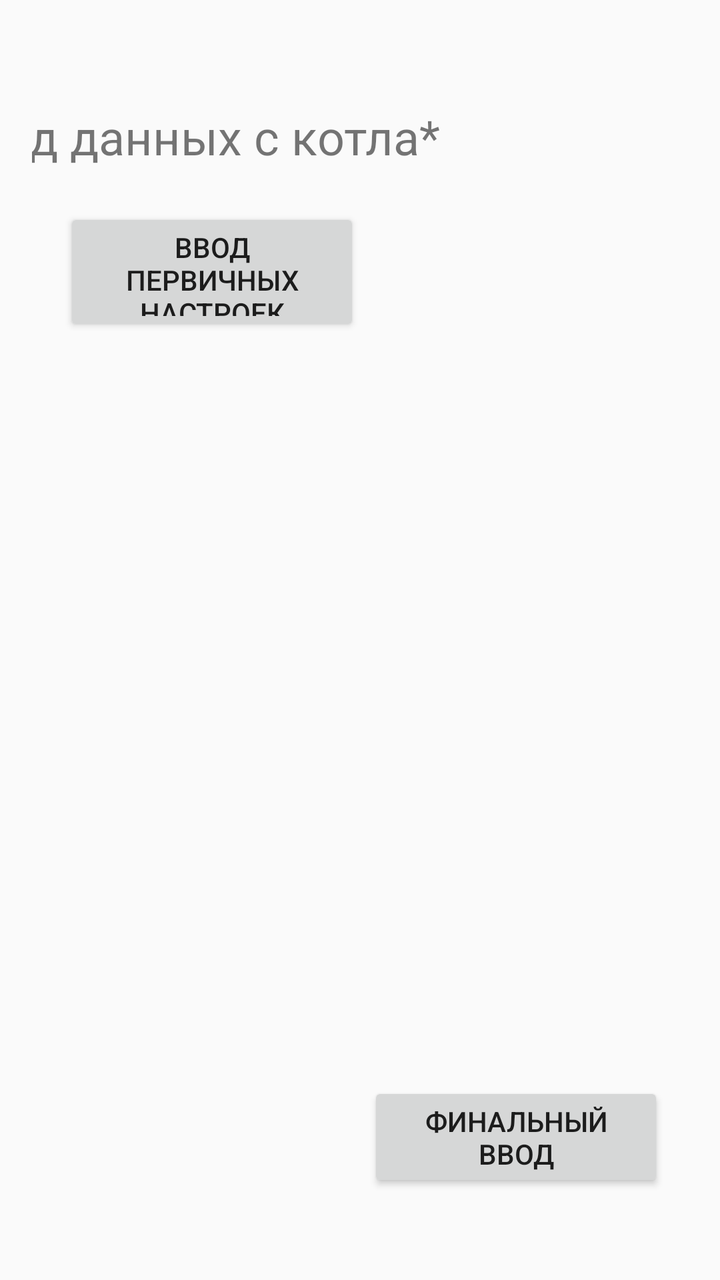
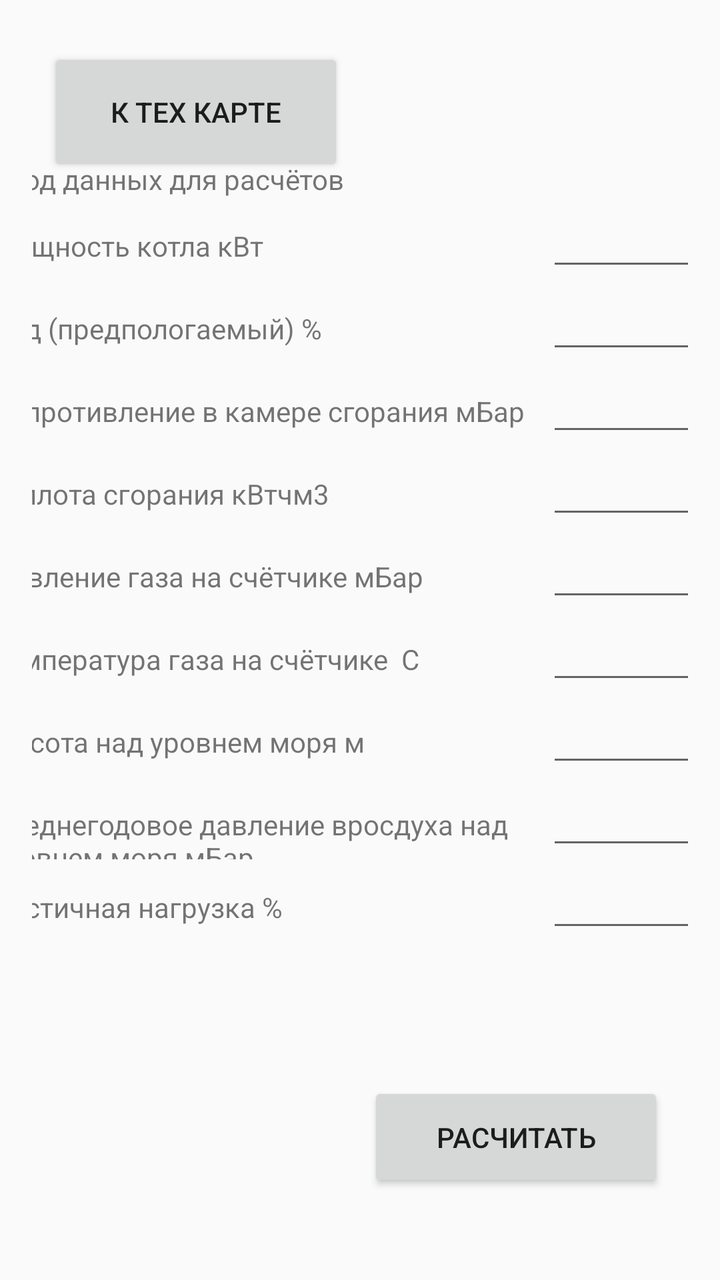

Screens rendered from an Android XML layout before and after an edit, with the pre-edit source and the edit as a unified diff.
<!-- AndroidManifest.xml: application theme Theme.AppCompat.Light.DarkActionBar -->
<!-- res/layout/activity_data_input.xml -->
<?xml version="1.0" encoding="utf-8"?>
<androidx.constraintlayout.widget.ConstraintLayout xmlns:android="http://schemas.android.com/apk/res/android"
    xmlns:app="http://schemas.android.com/apk/res-auto"
    xmlns:tools="http://schemas.android.com/tools"
    android:layout_width="match_parent"
    android:layout_height="match_parent"
    android:orientation="vertical"
    android:gravity="center"
    android:padding="16dp">

    <TextView
        android:layout_width="wrap_content"
        android:layout_height="wrap_content"
        android:layout_marginTop="36dp"
        android:layout_marginEnd="124dp"
        android:text="ввод данных с котла*"
        android:textSize="24sp"
        app:layout_constraintEnd_toEndOf="parent"
        app:layout_constraintTop_toTopOf="parent"
        tools:ignore="MissingConstraints" />

    <Button
        android:id="@+id/btn_to_pasport_of_object"
        android:layout_width="148dp"
        android:layout_height="64dp"
        android:layout_marginStart="16dp"
        android:layout_marginTop="88dp"
        android:text="ввод первичных настроек"
        app:layout_constraintStart_toStartOf="parent"
        app:layout_constraintTop_toTopOf="parent"
        tools:ignore="MissingConstraints" />

    <Button
        android:id="@+id/btn_to_result_data"
        android:layout_width="148dp"
        android:layout_height="55dp"
        android:layout_marginEnd="12dp"
        android:layout_marginBottom="28dp"
        android:text="финальный ввод"
        app:layout_constraintBottom_toBottomOf="parent"
        app:layout_constraintEnd_toEndOf="parent"
        tools:ignore="MissingConstraints" />

</androidx.constraintlayout.widget.ConstraintLayout>
<!-- resources referenced by this layout -->
<resources>

</resources>

<!-- the commit's change to res/layout/activity_data_input.xml (unified diff, before → after) -->
@@ -8,24 +8,13 @@
     android:gravity="center"
     android:padding="16dp">
 
-    <TextView
-        android:layout_width="wrap_content"
-        android:layout_height="wrap_content"
-        android:layout_marginTop="36dp"
-        android:layout_marginEnd="124dp"
-        android:text="ввод данных с котла*"
-        android:textSize="24sp"
-        app:layout_constraintEnd_toEndOf="parent"
-        app:layout_constraintTop_toTopOf="parent"
-        tools:ignore="MissingConstraints" />
-
     <Button
         android:id="@+id/btn_to_pasport_of_object"
         android:layout_width="148dp"
         android:layout_height="64dp"
-        android:layout_marginStart="16dp"
-        android:layout_marginTop="88dp"
-        android:text="ввод первичных настроек"
+        android:layout_marginStart="8dp"
+        android:layout_marginTop="8dp"
+        android:text="к тех карте"
         app:layout_constraintStart_toStartOf="parent"
         app:layout_constraintTop_toTopOf="parent"
         tools:ignore="MissingConstraints" />
@@ -36,9 +25,199 @@
         android:layout_height="55dp"
         android:layout_marginEnd="12dp"
         android:layout_marginBottom="28dp"
-        android:text="финальный ввод"
+        android:text="расчитать"
         app:layout_constraintBottom_toBottomOf="parent"
         app:layout_constraintEnd_toEndOf="parent"
         tools:ignore="MissingConstraints" />
+    <ScrollView
+        android:layout_width="370dp"
+        android:layout_height="480dp"
+        app:layout_constraintBottom_toBottomOf="parent"
+        app:layout_constraintEnd_toEndOf="parent"
+        app:layout_constraintStart_toStartOf="parent"
+        app:layout_constraintTop_toTopOf="parent">
+
+        <LinearLayout
+            android:layout_width="match_parent"
+            android:layout_height="wrap_content"
+            android:orientation="vertical" >
+
+            <TextView
+                android:id="@+id/textPsportDat"
+                android:layout_width="match_parent"
+                android:layout_height="wrap_content"
+                android:text="Ввод данных для расчётов" />
+
+            <LinearLayout
+                android:layout_width="match_parent"
+                android:layout_height="match_parent"
+                android:orientation="horizontal">
+
+                <TextView
+                    android:id="@+id/pPowerOfBurner"
+                    android:layout_width="278dp"
+                    android:layout_height="wrap_content"
+                    android:text="Мощность котла кВт" />
+                <EditText
+                    android:id="@+id/edPowerOfBurner"
+                    android:layout_width="match_parent"
+                    android:layout_height="wrap_content"
+                    android:ems="10"
+                    android:inputType="text"
+                    android:text="" />
+            </LinearLayout>
+            <LinearLayout
+                android:layout_width="match_parent"
+                android:layout_height="match_parent"
+                android:orientation="horizontal">
+
+                <TextView
+                    android:id="@+id/pKpdOfBurner"
+                    android:layout_width="278dp"
+                    android:layout_height="wrap_content"
+                    android:text="Кпд (предпологаемый) %" />
+                <EditText
+                    android:id="@+id/edKpdOfBurner"
+                    android:layout_width="match_parent"
+                    android:layout_height="wrap_content"
+                    android:ems="10"
+                    android:inputType="text"
+                    android:text="" />
+            </LinearLayout>
+            <LinearLayout
+                android:layout_width="match_parent"
+                android:layout_height="match_parent"
+                android:orientation="horizontal">
+
+                <TextView
+                    android:id="@+id/pResistanceOfBurner"
+                    android:layout_width="278dp"
+                    android:layout_height="wrap_content"
+                    android:text="Сопротивление в камере сгорания мБар" />
+                <EditText
+                    android:id="@+id/edResistanceOfBurner"
+                    android:layout_width="match_parent"
+                    android:layout_height="wrap_content"
+                    android:ems="10"
+                    android:inputType="text"
+                    android:text="" />
+            </LinearLayout>
+            <LinearLayout
+                android:layout_width="match_parent"
+                android:layout_height="match_parent"
+                android:orientation="horizontal">
+
+                <TextView
+                    android:id="@+id/pHeathOfBurn"
+                    android:layout_width="278dp"
+                    android:layout_height="wrap_content"
+                    android:text="Теплота сгорания кВтч\м3" />
+                <EditText
+                    android:id="@+id/edHeathOfBurn"
+                    android:layout_width="match_parent"
+                    android:layout_height="wrap_content"
+                    android:ems="10"
+                    android:inputType="text"
+                    android:text="" />
+            </LinearLayout>
+            <LinearLayout
+                android:layout_width="match_parent"
+                android:layout_height="match_parent"
+                android:orientation="horizontal">
+
+                <TextView
+                    android:id="@+id/pPressureOfGas"
+                    android:layout_width="278dp"
+                    android:layout_height="wrap_content"
+                    android:text="Давление газа на счётчике мБар" />
+                <EditText
+                    android:id="@+id/edPressureOfGas"
+                    android:layout_width="match_parent"
+                    android:layout_height="wrap_content"
+                    android:ems="10"
+                    android:inputType="text"
+                    android:text="" />
+            </LinearLayout>
+            <LinearLayout
+                android:layout_width="match_parent"
+                android:layout_height="match_parent"
+                android:orientation="horizontal">
+
+                <TextView
+                    android:id="@+id/pTemperatureOfGas"
+                    android:layout_width="278dp"
+                    android:layout_height="wrap_content"
+                    android:text="Температура газа на счётчике  С" />
+                <EditText
+                    android:id="@+id/edTemperatureOfGas"
+                    android:layout_width="match_parent"
+                    android:layout_height="wrap_content"
+                    android:ems="10"
+                    android:inputType="text"
+                    android:text="" />
+            </LinearLayout>
+            <LinearLayout
+                android:layout_width="match_parent"
+                android:layout_height="match_parent"
+                android:orientation="horizontal">
+
+                <TextView
+                    android:id="@+id/pAltAboveSeaLevel"
+                    android:layout_width="278dp"
+                    android:layout_height="wrap_content"
+                    android:text="Высота над уровнем моря м" />
+                <EditText
+                    android:id="@+id/edAltAboveSeaLevel"
+                    android:layout_width="match_parent"
+                    android:layout_height="wrap_content"
+                    android:ems="10"
+                    android:inputType="text"
+                    android:text="" />
+            </LinearLayout>
+            <LinearLayout
+                android:layout_width="match_parent"
+                android:layout_height="match_parent"
+                android:orientation="horizontal">
+
+                <TextView
+                    android:id="@+id/pAirPressureAboveSeaLevel"
+                    android:layout_width="278dp"
+                    android:layout_height="wrap_content"
+                    android:text="Среднегодовое давление вросдуха над уровнем моря мБар" />
+                <EditText
+                    android:id="@+id/edAirPressureAboveSeaLevel"
+                    android:layout_width="match_parent"
+                    android:layout_height="wrap_content"
+                    android:ems="10"
+                    android:inputType="text"
+                    android:text="" />
+            </LinearLayout>
+            <LinearLayout
+                android:layout_width="match_parent"
+                android:layout_height="match_parent"
+                android:orientation="horizontal">
+
+                <TextView
+                    android:id="@+id/pPartLoad"
+                    android:layout_width="278dp"
+                    android:layout_height="wrap_content"
+                    android:text="Частичная нагрузка %" />
+                <EditText
+                    android:id="@+id/edPartLoad"
+                    android:layout_width="match_parent"
+                    android:layout_height="wrap_content"
+                    android:ems="10"
+                    android:inputType="text"
+                    android:text="" />
+            </LinearLayout>
+
+
+
+
+
+
+        </LinearLayout>
+
+    </ScrollView>
 
 </androidx.constraintlayout.widget.ConstraintLayout>
